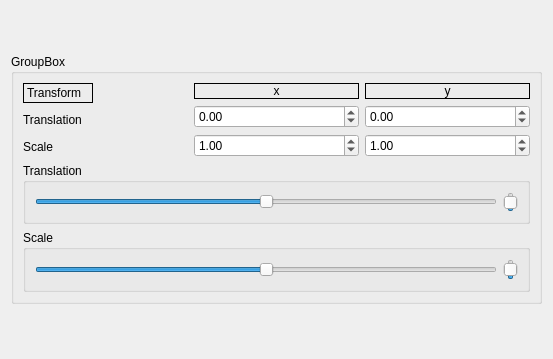
Above: QT-Projects-9ffde45272023ece2f312d9e52dfeeb4ea44e85e/dia2/widget2dtransform.ui from albertllopart/QT-Projects before the change. Below: the same form after it.
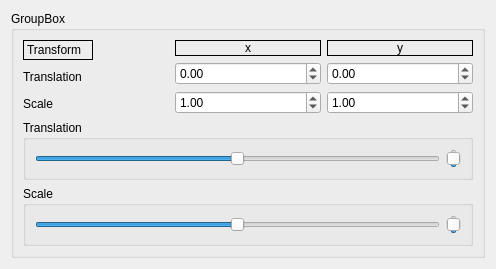
That is the form after the change.

The edit to the form file:
```diff
--- a/QT-Projects-9ffde45272023ece2f312d9e52dfeeb4ea44e85e/dia2/widget2dtransform.ui
+++ b/QT-Projects-9ffde45272023ece2f312d9e52dfeeb4ea44e85e/dia2/widget2dtransform.ui
@@ -6,8 +6,8 @@
    <rect>
     <x>0</x>
     <y>0</y>
-    <width>553</width>
-    <height>359</height>
+    <width>496</width>
+    <height>254</height>
    </rect>
   </property>
   <property name="minimumSize">
```
